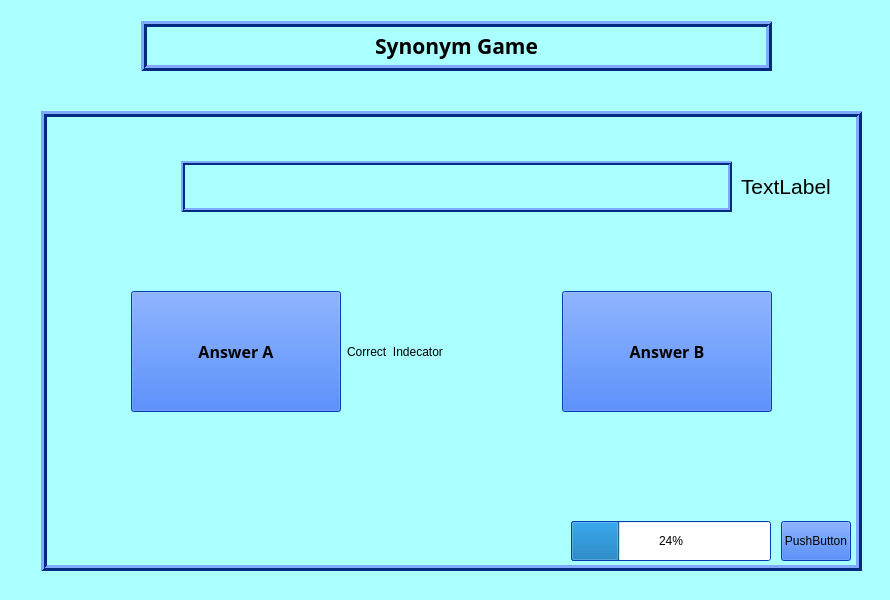
First picture: the form in games.ui, repository onvill/VocabWidener, before the edit.
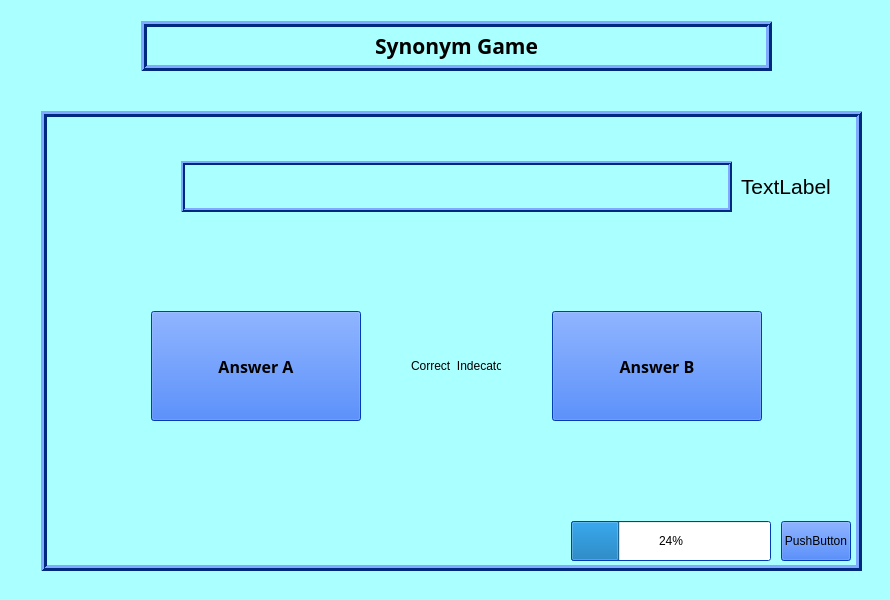
Second picture: the form after the edit. The open tabs and pages were chosen to show the change.

Patch:
```diff
--- a/games.ui
+++ b/games.ui
@@ -3470,70 +3470,6 @@
          <string>TextLabel</string>
         </property>
        </widget>
-       <widget class="QWidget" name="layoutWidget3">
-        <property name="geometry">
-         <rect>
-          <x>90</x>
-          <y>180</y>
-          <width>641</width>
-          <height>121</height>
-         </rect>
-        </property>
-        <layout class="QHBoxLayout" name="horizontalLayout_2">
-         <item>
-          <widget class="QPushButton" name="pushButton_AnswerA_26">
-           <property name="sizePolicy">
-            <sizepolicy hsizetype="Minimum" vsizetype="Minimum">
-             <horstretch>0</horstretch>
-             <verstretch>0</verstretch>
-            </sizepolicy>
-           </property>
-           <property name="font">
-            <font>
-             <family>MV Boli</family>
-             <pointsize>12</pointsize>
-             <weight>75</weight>
-             <bold>true</bold>
-            </font>
-           </property>
-           <property name="autoFillBackground">
-            <bool>false</bool>
-           </property>
-           <property name="text">
-            <string>Answer A</string>
-           </property>
-          </widget>
-         </item>
-         <item>
-          <widget class="QLabel" name="answerIndecator_3">
-           <property name="text">
-            <string>Correct  Indecator</string>
-           </property>
-          </widget>
-         </item>
-         <item>
-          <widget class="QPushButton" name="pushButton_AnswerB_26">
-           <property name="sizePolicy">
-            <sizepolicy hsizetype="Minimum" vsizetype="Minimum">
-             <horstretch>0</horstretch>
-             <verstretch>0</verstretch>
-            </sizepolicy>
-           </property>
-           <property name="font">
-            <font>
-             <family>MV Boli</family>
-             <pointsize>12</pointsize>
-             <weight>75</weight>
-             <bold>true</bold>
-            </font>
-           </property>
-           <property name="text">
-            <string>Answer B</string>
-           </property>
-          </widget>
-         </item>
-        </layout>
-       </widget>
        <widget class="QPushButton" name="exitSynGameButton">
         <property name="geometry">
          <rect>
@@ -3560,7 +3496,103 @@
          <number>24</number>
         </property>
        </widget>
-      
+       <widget class="QPushButton" name="pushButton_AnswerB_26">
+        <property name="geometry">
+         <rect>
+          <x>511</x>
+          <y>200</y>
+          <width>210</width>
+          <height>110</height>
+         </rect>
+        </property>
+        <property name="sizePolicy">
+         <sizepolicy hsizetype="Fixed" vsizetype="Fixed">
+          <horstretch>0</horstretch>
+          <verstretch>0</verstretch>
+         </sizepolicy>
+        </property>
+        <property name="minimumSize">
+         <size>
+          <width>200</width>
+          <height>110</height>
+         </size>
+        </property>
+        <property name="font">
+         <font>
+          <family>MV Boli</family>
+          <pointsize>12</pointsize>
+          <weight>75</weight>
+          <bold>true</bold>
+         </font>
+        </property>
+        <property name="text">
+         <string>Answer B</string>
+        </property>
+       </widget>
+       <widget class="QPushButton" name="pushButton_AnswerA_26">
+        <property name="geometry">
+         <rect>
+          <x>110</x>
+          <y>200</y>
+          <width>210</width>
+          <height>110</height>
+         </rect>
+        </property>
+        <property name="sizePolicy">
+         <sizepolicy hsizetype="Fixed" vsizetype="Fixed">
+          <horstretch>0</horstretch>
+          <verstretch>0</verstretch>
+         </sizepolicy>
+        </property>
+        <property name="minimumSize">
+         <size>
+          <width>210</width>
+          <height>110</height>
+         </size>
+        </property>
+        <property name="font">
+         <font>
+          <family>MV Boli</family>
+          <pointsize>12</pointsize>
+          <weight>75</weight>
+          <bold>true</bold>
+         </font>
+        </property>
+        <property name="autoFillBackground">
+         <bool>false</bool>
+        </property>
+        <property name="text">
+         <string>Answer A</string>
+        </property>
+       </widget>
+       <widget class="QLabel" name="answerIndecator_3">
+        <property name="geometry">
+         <rect>
+          <x>370</x>
+          <y>210</y>
+          <width>90</width>
+          <height>90</height>
+         </rect>
+        </property>
+        <property name="sizePolicy">
+         <sizepolicy hsizetype="Fixed" vsizetype="Fixed">
+          <horstretch>0</horstretch>
+          <verstretch>0</verstretch>
+         </sizepolicy>
+        </property>
+        <property name="minimumSize">
+         <size>
+          <width>90</width>
+          <height>90</height>
+         </size>
+        </property>
+        <property name="text">
+         <string>Correct  Indecator</string>
+        </property>
+       </widget>
+       <zorder>pushButton_AnswerB_26</zorder>
+       <zorder>pushButton_AnswerA_26</zorder>
+       <zorder>answerIndecator_3</zorder>
        <zorder>wordContainer_50</zorder>
        <zorder>questionIndecatorLabel_3</zorder>
        <zorder>exitSynGameButton</zorder>
```
Left out of the diff: 14 changed lines with no effect on the pictures.
